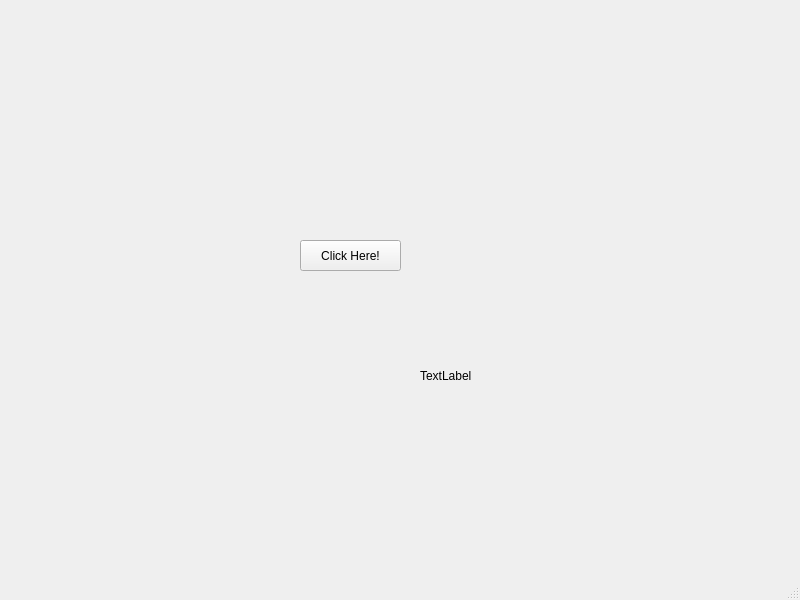
Qt form mainwindow.ui (silverfoxpt/cryptoGUI) before a commit.
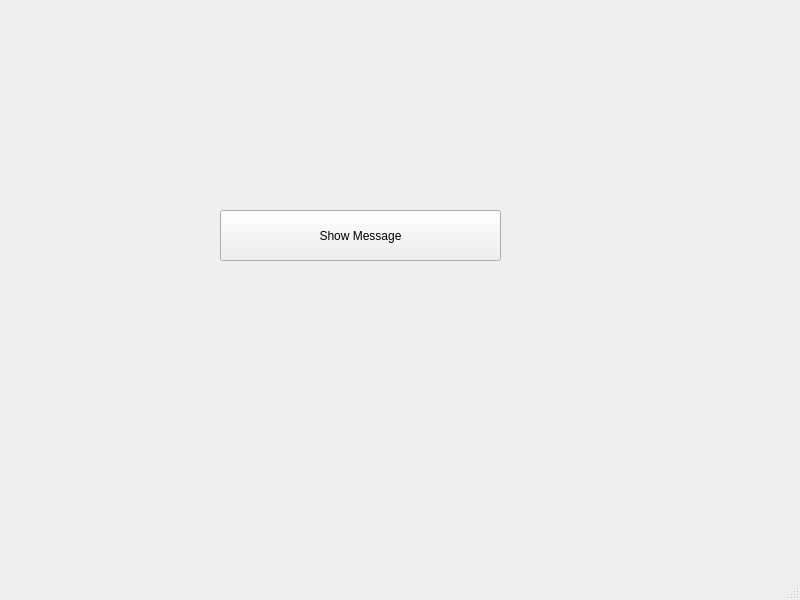
The same form after that commit.

Patch:
```diff
--- a/mainwindow.ui
+++ b/mainwindow.ui
@@ -17,27 +17,14 @@
    <widget class="QPushButton" name="testButton">
     <property name="geometry">
      <rect>
-      <x>300</x>
-      <y>240</y>
-      <width>101</width>
-      <height>31</height>
-     </rect>
-    </property>
-    <property name="text">
-     <string>Click Here!</string>
-    </property>
-   </widget>
-   <widget class="QLabel" name="testLabel">
-    <property name="geometry">
-     <rect>
-      <x>420</x>
-      <y>350</y>
-      <width>121</width>
+      <x>220</x>
+      <y>210</y>
+      <width>281</width>
       <height>51</height>
      </rect>
     </property>
     <property name="text">
-     <string>TextLabel</string>
+     <string>Show Message</string>
     </property>
    </widget>
   </widget>
```
Left out of the diff: 4 changed lines with no effect on the pictures.
